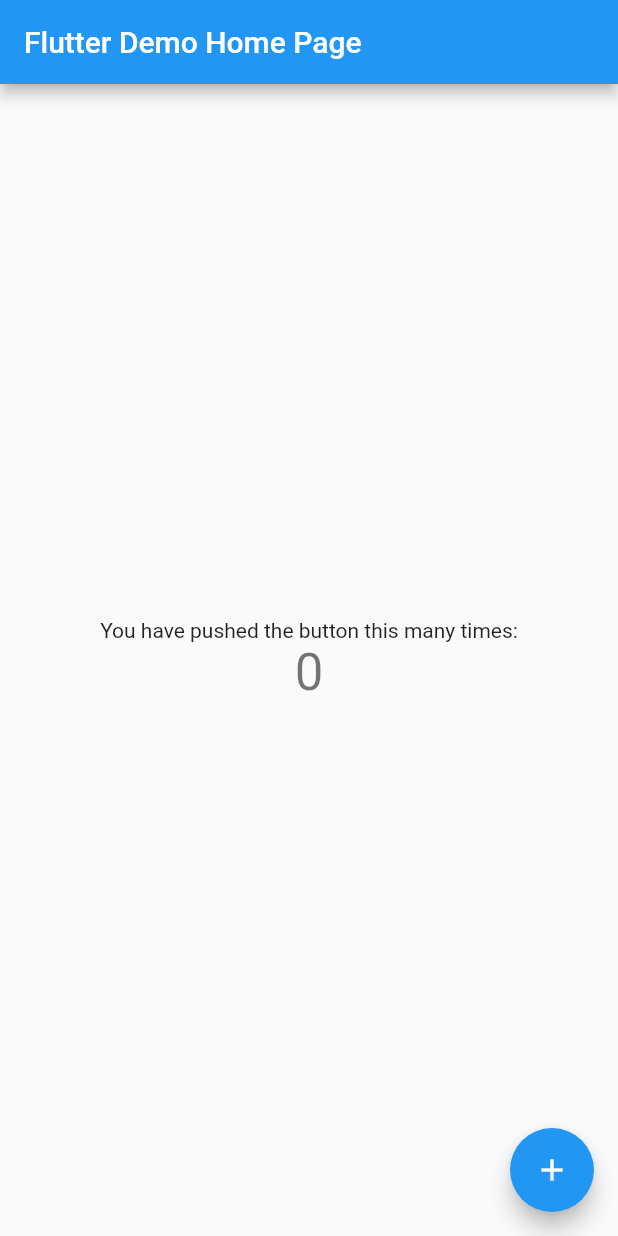
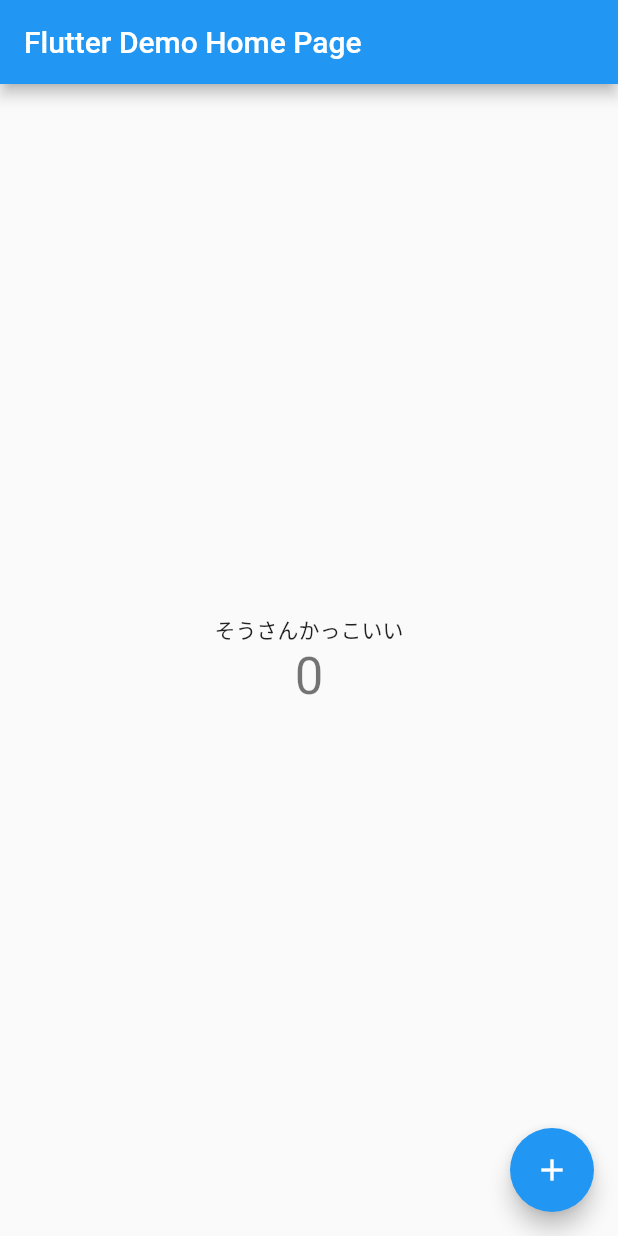
Before and after one commit to opepelab/lightning_memo, a Flutter app: the screen it shows after launch, on a phone screen of 412 x 824 dp. Run offline on Flutter 3.47's test engine with Material 2 defaults, Android fonts, the phone set to English and light mode, and no system bars.

Commit message:
third commit

```diff
--- a/lib/main.dart
+++ b/lib/main.dart
@@ -96,7 +96,7 @@ class _MyHomePageState extends State<MyHomePage> {
           mainAxisAlignment: MainAxisAlignment.center,
           children: <Widget>[
             const Text(
-              'You have pushed the button this many times:',
+              'そうさんかっこいい',
             ),
             Text(
               '$_counter',
```
